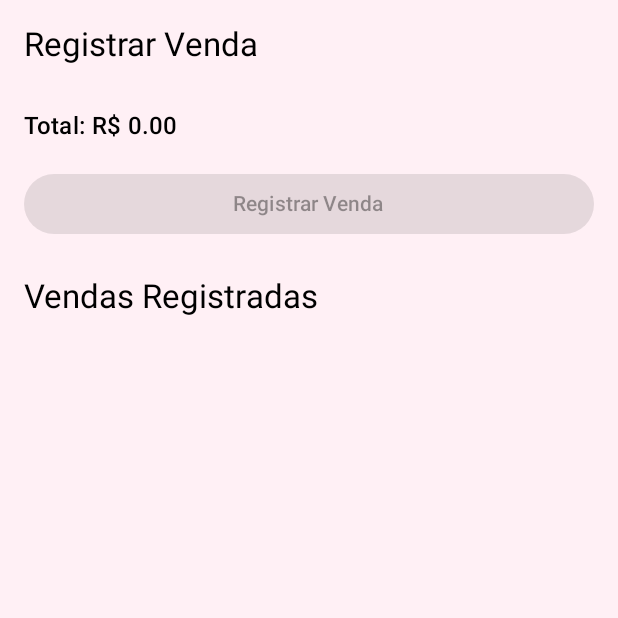
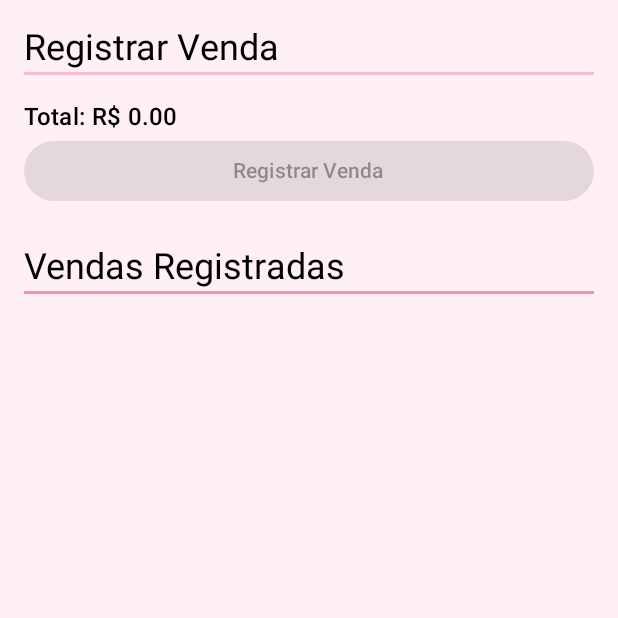
Before and after one commit to rafaelchristo/SweetJoyGeladinhos, an Android app built with Jetpack Compose: the VendasScreen screen opened through its navigation route, on a phone screen of 412 x 824 dp, the top half of it. Run offline under Robolectric (Android 15) with nearby library versions, the phone set to English and light mode, and no system bars; our stand-ins replace Firebase (no records; nobody signed in at launch, a user with empty details on screens opened directly).

Commit message:
Ajuste layout telas EstoqueScreen e VendasScreen

```diff
--- a/app/build.gradle.kts
+++ b/app/build.gradle.kts
@@ -101,4 +101,5 @@ dependencies {
     implementation("com.squareup.retrofit2:converter-gson:2.9.0")
     implementation("com.squareup.okhttp3:okhttp:4.10.0")
     implementation("com.squareup.okhttp3:logging-interceptor:4.10.0")
+    implementation("androidx.compose.foundation:foundation:1.4.3")
 }
--- a/app/src/main/java/com/example/sweetjoygeladinhos/ui/screen/VendasScreen.kt
+++ b/app/src/main/java/com/example/sweetjoygeladinhos/ui/screen/VendasScreen.kt
@@ -86,18 +86,29 @@ fun VendasScreen(
         }
 
         Scaffold(snackbarHost = { SnackbarHost(snackbarHostState) }) { padding ->
-            Column(
+            LazyColumn(
                 modifier = Modifier
                     .padding(padding)
-                    .padding(16.dp)
+                    .padding(16.dp),
+                verticalArrangement = Arrangement.spacedBy(16.dp)
             ) {
-                Text("Registrar Venda", style = MaterialTheme.typography.titleLarge)
-                Spacer(Modifier.height(12.dp))
+                item {
+                    Text("Registrar Venda", style = MaterialTheme.typography.headlineSmall)
+                    Divider(thickness = 2.dp, color = MaterialTheme.colorScheme.primary)
+                }
 
                 if (carregando) {
+                    item {
+                        Box(
+                            modifier = Modifier
+                                .fillMaxWidth()
+                                .padding(16.dp),
+                            contentAlignment = Alignment.Center
+                        ) {
                             CircularProgressIndicator()
+                        }
+                    }
                 } else {
-                    LazyColumn {
                     items(estoqueList) { item ->
                         val produtoId = item.item.produtoId
                         val nome = item.produto.nome
@@ -133,12 +144,9 @@ fun VendasScreen(
                             }
                         }
                     }
-                    }
 
-                    Spacer(Modifier.height(16.dp))
+                    item {
                         Text("Total: R$ %.2f".format(calcularTotal()), style = MaterialTheme.typography.titleMedium)
-                    Spacer(Modifier.height(16.dp))
-
                         Button(
                             onClick = { registrarVenda() },
                             enabled = itensVenda.isNotEmpty(),
@@ -147,15 +155,15 @@ fun VendasScreen(
                             Text("Registrar Venda")
                         }
                     }
+                }
 
-                Spacer(Modifier.height(24.dp))
-                Text("Vendas Registradas", style = MaterialTheme.typography.titleLarge)
-                Spacer(Modifier.height(8.dp))
+                item {
+                    Spacer(modifier = Modifier.height(8.dp))
+                    Text("Vendas Registradas", style = MaterialTheme.typography.headlineSmall)
+                    Divider(thickness = 2.dp, color = MaterialTheme.colorScheme.secondary)
+                }
 
-                val vendasOrdenadas = vendas.sortedByDescending { it.dataVenda }
-
-                LazyColumn {
-                    items(vendasOrdenadas) { venda ->
+                items(vendaViewModel.vendas.value.sortedByDescending { it.dataVenda }) { venda ->
                     Card(
                         modifier = Modifier
                             .fillMaxWidth()
@@ -192,4 +200,3 @@ fun VendasScreen(
         }
     }
 }
-}
```
Also changed, not shown: app/src/main/java/com/example/sweetjoygeladinhos/ui/screen/EstoqueScreen.kt (+111 -26 lines), app/src/main/java/com/example/sweetjoygeladinhos/viewmodel/VendaViewModel.kt (renamed from app/src/main/java/com/example/sweetjoygeladinhos/viewmodel/VendaViewMode.kt). Lines whose indentation alone changed are shown as unchanged.
